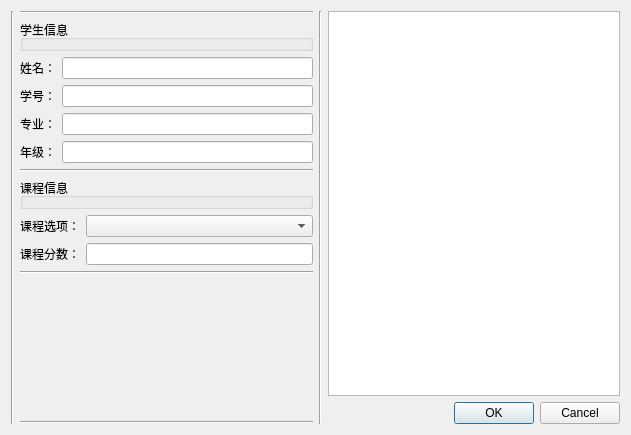
Qt form lab04/lab04/add_student.ui (1580994065/Qt_2018_FALL_Homework) before a commit.
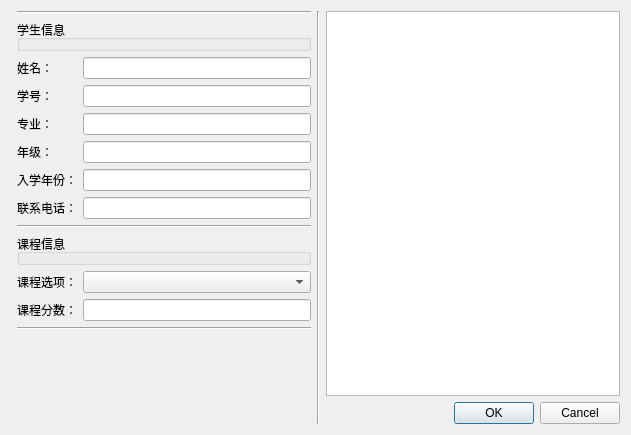
The same form after that commit.

Diff of the .ui file:
```diff
--- a/lab04/lab04/add_student.ui
+++ b/lab04/lab04/add_student.ui
@@ -16,14 +16,16 @@
   <property name="windowTitle">
    <string>Dialog</string>
   </property>
-  <layout class="QHBoxLayout" name="horizontalLayout">
+  <layout class="QHBoxLayout" name="horizontalLayout_2">
    <item>
     <widget class="Line" name="line_2">
      <property name="orientation">
-      <enum>Qt::Vertical</enum>
+      <enum>Qt::Horizontal</enum>
      </property>
     </widget>
    </item>
+   <item>
+    <layout class="QVBoxLayout" name="verticalLayout_6">
    <item>
     <layout class="QVBoxLayout" name="verticalLayout_5">
      <item>
@@ -34,8 +36,6 @@
       </widget>
      </item>
      <item>
-      <layout class="QVBoxLayout" name="verticalLayout">
-       <item>
         <widget class="QGroupBox" name="groupBox">
          <property name="title">
           <string>学生信息</string>
@@ -43,47 +43,85 @@
         </widget>
        </item>
        <item>
-        <layout class="QGridLayout" name="gridLayout">
-         <item row="0" column="0">
+        <layout class="QHBoxLayout" name="horizontalLayout">
+         <item>
+          <layout class="QVBoxLayout" name="verticalLayout_3">
+           <item>
           <widget class="QLabel" name="label">
            <property name="text">
             <string>姓名：</string>
            </property>
           </widget>
          </item>
-         <item row="0" column="1">
-          <widget class="QLineEdit" name="lineEdit_name"/>
-         </item>
-         <item row="1" column="0">
+           <item>
           <widget class="QLabel" name="label_2">
            <property name="text">
             <string>学号：</string>
            </property>
           </widget>
          </item>
-         <item row="1" column="1">
-          <widget class="QLineEdit" name="lineEdit_num"/>
-         </item>
-         <item row="2" column="0">
+           <item>
           <widget class="QLabel" name="label_3">
            <property name="text">
             <string>专业：</string>
            </property>
           </widget>
          </item>
-         <item row="2" column="1">
-          <widget class="QLineEdit" name="lineEdit_major"/>
-         </item>
-         <item row="3" column="0">
+           <item>
           <widget class="QLabel" name="label_4">
            <property name="text">
             <string>年级：</string>
            </property>
           </widget>
          </item>
-         <item row="3" column="1">
+           <item>
+            <widget class="QLabel" name="label_7">
+             <property name="text">
+              <string>入学年份：</string>
+             </property>
+            </widget>
+           </item>
+           <item>
+            <widget class="QLabel" name="label_8">
+             <property name="text">
+              <string>联系电话：</string>
+             </property>
+            </widget>
+           </item>
+          </layout>
+         </item>
+         <item>
+          <layout class="QVBoxLayout" name="verticalLayout">
+           <item>
+            <widget class="QLineEdit" name="lineEdit_name"/>
+           </item>
+           <item>
+            <widget class="QLineEdit" name="lineEdit_num"/>
+           </item>
+           <item>
+            <widget class="QLineEdit" name="lineEdit_major"/>
+           </item>
+           <item>
           <widget class="QLineEdit" name="lineEdit_grade"/>
          </item>
+           <item>
+            <widget class="QLineEdit" name="lineEdit_year">
+             <property name="text">
+              <string/>
+             </property>
+            </widget>
+           </item>
+           <item>
+            <widget class="QLineEdit" name="lineEdit_tel">
+             <property name="text">
+              <string/>
+             </property>
+            </widget>
+           </item>
+          </layout>
+         </item>
+        </layout>
+       </item>
         </layout>
        </item>
        <item>
@@ -93,10 +131,6 @@
          </property>
         </widget>
        </item>
-      </layout>
-     </item>
-     <item>
-      <layout class="QVBoxLayout" name="verticalLayout_3">
        <item>
         <layout class="QVBoxLayout" name="verticalLayout_2">
          <item>
@@ -156,6 +190,13 @@
          </property>
         </widget>
        </item>
+     <item>
+      <widget class="Line" name="line_6">
+       <property name="orientation">
+        <enum>Qt::Vertical</enum>
+       </property>
+      </widget>
+     </item>
        <item>
         <spacer name="verticalSpacer">
          <property name="orientation">
@@ -168,15 +209,6 @@
           </size>
          </property>
         </spacer>
-       </item>
-       <item>
-        <widget class="Line" name="line_6">
-         <property name="orientation">
-          <enum>Qt::Horizontal</enum>
-         </property>
-        </widget>
-       </item>
-      </layout>
      </item>
     </layout>
    </item>
```
Lines whose indentation alone changed are shown as unchanged.
